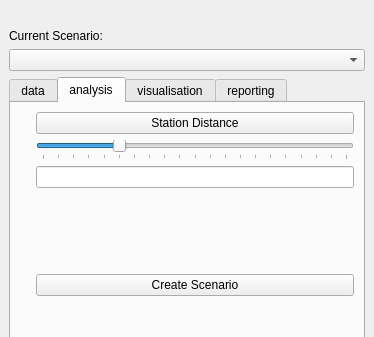
SimonGriffioen/GEO1005, file PASCAL2/spatial_decision_dockwidget_base.ui: the form before one commit; both pictures show x 0 to 374 and y 0 to 337 of the 374 by 530 pixel window.
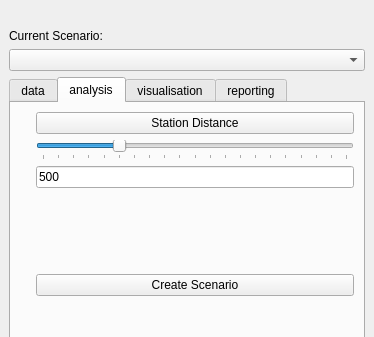
The form after the commit. Icons and pictures are not drawn.

Diff of the .ui file:
```diff
--- a/PASCAL2/spatial_decision_dockwidget_base.ui
+++ b/PASCAL2/spatial_decision_dockwidget_base.ui
@@ -234,7 +234,11 @@
          </widget>
         </item>
         <item row="4" column="1">
-         <widget class="QLineEdit" name="sliderValue"/>
+         <widget class="QLineEdit" name="sliderValue">
+          <property name="text">
+           <string>500</string>
+          </property>
+         </widget>
         </item>
        </layout>
       </widget>
```
